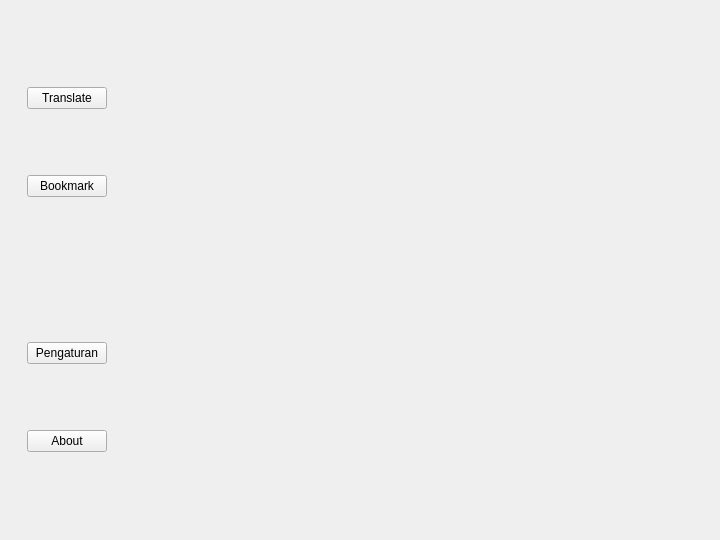
First picture: the form in src/gui/mainui2.ui, repository VxyX/OcrJpKanjiLearning, before the edit.
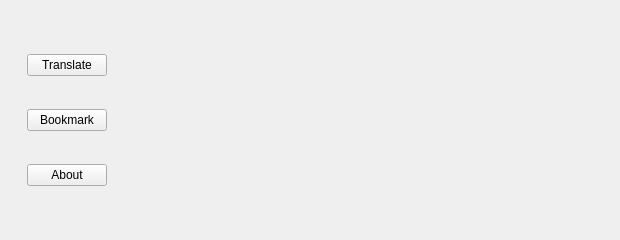
Second picture: the form after the edit. The open tabs and pages were chosen to show the change.

The edit to the form file:
```diff
--- a/src/gui/mainui2.ui
+++ b/src/gui/mainui2.ui
@@ -6,20 +6,20 @@
    <rect>
     <x>0</x>
     <y>0</y>
-    <width>720</width>
-    <height>540</height>
+    <width>620</width>
+    <height>240</height>
    </rect>
   </property>
   <property name="sizePolicy">
-   <sizepolicy hsizetype="Fixed" vsizetype="Fixed">
+   <sizepolicy hsizetype="Minimum" vsizetype="Minimum">
     <horstretch>0</horstretch>
     <verstretch>0</verstretch>
    </sizepolicy>
   </property>
   <property name="minimumSize">
    <size>
-    <width>720</width>
-    <height>540</height>
+    <width>0</width>
+    <height>0</height>
    </size>
   </property>
   <property name="maximumSize">
@@ -59,19 +59,6 @@
             </property>
            </widget>
           </item>
-         </layout>
-        </widget>
-       </item>
-       <item>
-        <widget class="QWidget" name="widget_4" native="true">
-         <layout class="QVBoxLayout" name="verticalLayout_2">
-          <item>
-           <widget class="QPushButton" name="settingsBtn">
-            <property name="text">
-             <string>Pengaturan</string>
-            </property>
-           </widget>
-          </item>
           <item>
            <widget class="QPushButton" name="aboutBtn">
             <property name="text">
```
Left out of the diff: 2 changed lines with no effect on the pictures.
